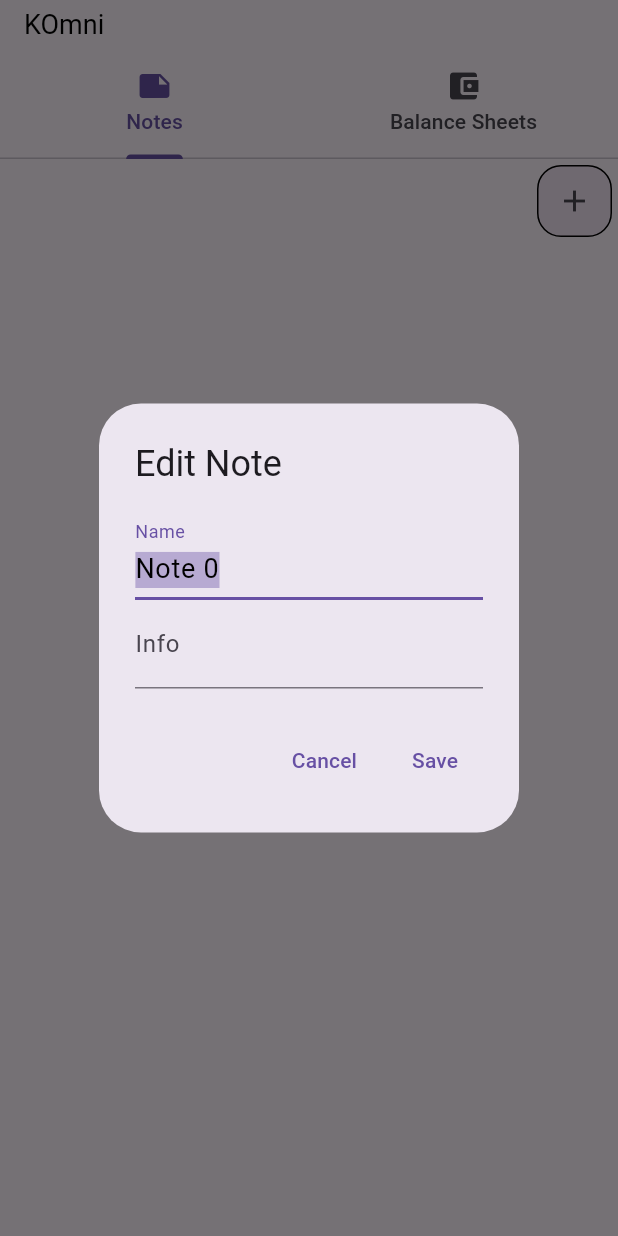
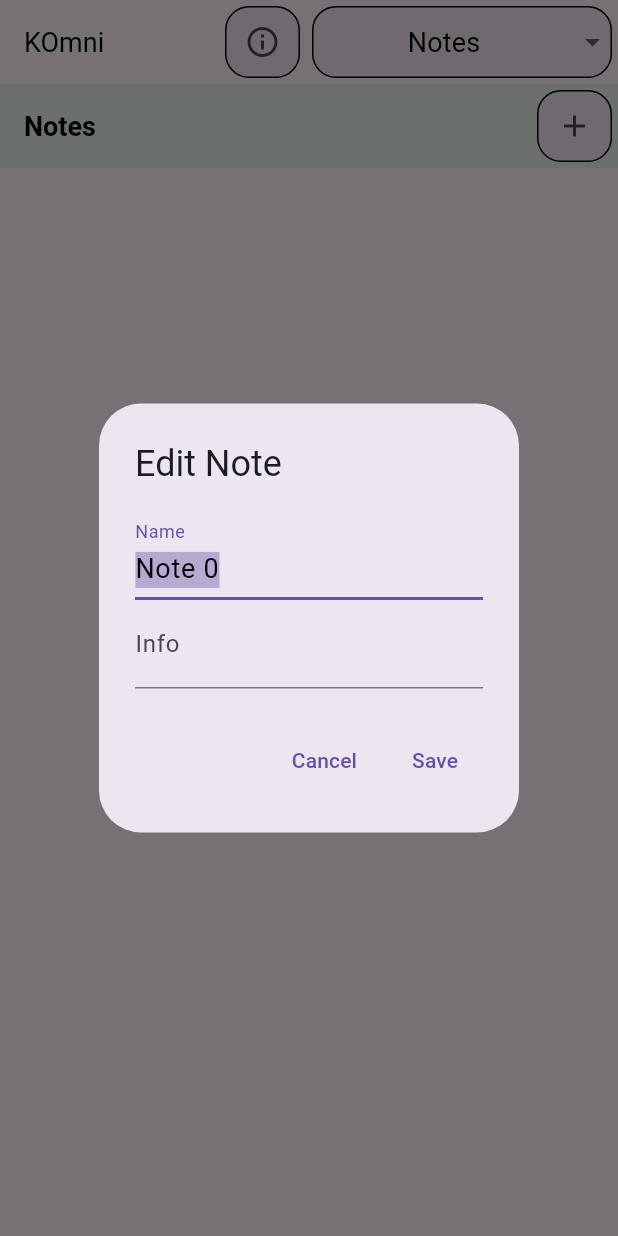
Before and after one commit to cattabiani/komni, a Flutter app: the screen it shows after launch, after a tap on the "add" icon, on a phone screen of 412 x 824 dp. Run offline on Flutter 3.47's test engine with Material 3 defaults, Android fonts, the phone set to English and light mode, and no system bars; our stand-ins replace file_picker, hive, hive_flutter, permission_handler; missing offline and left inert: youtube_explode_dart; accounts and stored records are empty.

Commit message:
youtube downloads

```diff
--- a/lib/models/storage.dart
+++ b/lib/models/storage.dart
@@ -10,9 +10,15 @@ class KStorage {
   List<KNote> notes = [];
   @HiveField(1)
   List<KBalanceSheet> balanceSheets = [];
+  @HiveField(2)
+  int initScreen = 0;
+  @HiveField(3)
+  String downloadPath = "";
 
-  KStorage(this.notes, this.balanceSheets);
+  KStorage(this.notes, this.balanceSheets, this.initScreen, this.downloadPath);
   KStorage.defaults()
       : notes = [],
-        balanceSheets = [];
+        balanceSheets = [],
+        initScreen = 0,
+        downloadPath = "";
 }
--- a/lib/ui/screens/balance_sheet_list_screen.dart
+++ b/lib/ui/screens/balance_sheet_list_screen.dart
@@ -29,7 +29,10 @@ class _KBalanceSheetListScreenState extends State<KBalanceSheetListScreen> {
   @override
   Widget build(BuildContext context) {
     return Scaffold(
-      appBar: AppBar(actions: [
+      appBar: AppBar(
+          backgroundColor: KStyles.stdGreen,
+          title: const Text('Balance Sheets', style: KStyles.boldTextStyle),
+          actions: [
             KStyles.stdButton(
                 onPressed: () {
                   final n = widget.storage.balanceSheets.length;
--- a/lib/ui/screens/home_screen.dart
+++ b/lib/ui/screens/home_screen.dart
@@ -3,41 +3,142 @@ import 'package:flutter/material.dart';
 import 'package:komni/models/storage.dart';
 import 'package:komni/ui/screens/note_list_screen.dart';
 import 'package:komni/ui/screens/balance_sheet_list_screen.dart';
+import 'package:komni/ui/screens/youtube_download_screen.dart';
 import 'package:komni/utils/styles.dart';
 
-class KHomeScreen extends StatelessWidget {
+class KHomeScreen extends StatefulWidget {
   final KStorage storage;
-  // final Future<void> Function() saveFun;
 
-  const KHomeScreen(
-      {super.key, required this.storage}); //, required this.saveFun});
+  const KHomeScreen({super.key, required this.storage});
 
   @override
+  State<KHomeScreen> createState() => _KHomeScreenState();
+}
+
+// with SaveStateMixin<KHomeScreen>
+class _KHomeScreenState extends State<KHomeScreen> {
+  @override
   Widget build(BuildContext context) {
-    return DefaultTabController(
-      length: 2,
-      child: Scaffold(
-        appBar: AppBar(
-          title: const Text('KOmni', style: KStyles.stdTextStyle),
-          bottom: const PreferredSize(
-            preferredSize: Size.fromHeight(50),
-            child: TabBar(
-              tabs: [
-                Tab(icon: Icon(Icons.note), text: 'Notes'),
-                Tab(
-                    icon: Icon(Icons.account_balance_wallet),
-                    text: 'Balance Sheets'),
-              ],
-            ),
-          ),
-        ),
-        body: TabBarView(
-          children: [
-            KNoteListScreen(storage: storage), //, saveFun: saveFun),
-            KBalanceSheetListScreen(storage: storage)
-          ],
-        ),
+    return Scaffold(
+      appBar: AppBar(
+        title: const Text('KOmni', style: KStyles.stdTextStyle),
+        actions: [
+          KStyles.stdButton(
+              onPressed: () {
+                showAboutDialog(
+                  context: context,
+                  applicationName: 'KOmni',
+                  applicationVersion: '1.0.0',
+                  applicationIcon: const FlutterLogo(size: 50),
+                  applicationLegalese: '© 2024 Katta',
+                );
+              },
+              icon: const Icon(Icons.info_outline)),
+          Container(
+              margin: KStyles.stdEdgeInset,
+              decoration: KStyles.stdBoxDecoration(16.0),
+              constraints: const BoxConstraints(maxWidth: 200),
+              child: DropdownButtonHideUnderline(
+                  child: DropdownButton<int>(
+                value: widget.storage.initScreen,
+                items: const [
+                  DropdownMenuItem<int>(
+                      alignment: Alignment.center,
+                      value: 0,
+                      child: Text("Notes", style: KStyles.stdTextStyle)),
+                  DropdownMenuItem<int>(
+                      alignment: Alignment.center,
+                      value: 1,
+                      child:
+                          Text("Balance Sheets", style: KStyles.stdTextStyle)),
+                  DropdownMenuItem<int>(
+                      alignment: Alignment.center,
+                      value: 2,
+                      child: Text("Youtube Download",
+                          style: KStyles.stdTextStyle)),
+                ],
+                onChanged: (int? newValue) {
+                  setState(() {
+                    widget.storage.initScreen = newValue!;
+                  });
+                },
+                isExpanded: true,
+              ))),
+        ],
       ),
+      body: _getSelectedScreen(),
     );
   }
+
+  Widget _getSelectedScreen() {
+    switch (widget.storage.initScreen) {
+      case 1:
+        return KBalanceSheetListScreen(storage: widget.storage);
+      case 2:
+        return KYoutubeDownloadScreen(storage: widget.storage);
+      case 0:
+      default:
+        return KNoteListScreen(storage: widget.storage);
+    }
+  }
 }
+
+// import 'package:flutter/material.dart';
+
+// import 'package:komni/models/storage.dart';
+// import 'package:komni/ui/screens/note_list_screen.dart';
+// import 'package:komni/ui/screens/balance_sheet_list_screen.dart';
+// import 'package:komni/ui/screens/youtube_download_screen.dart';
+// import 'package:komni/utils/styles.dart';
+
+// class KHomeScreen extends StatelessWidget {
+//   final KStorage storage;
+//   // final Future<void> Function() saveFun;
+
+//   const KHomeScreen(
+//       {super.key, required this.storage}); //, required this.saveFun});
+
+//   @override
+//   Widget build(BuildContext context) {
+//     return DefaultTabController(
+//       length: 3,
+//       child: Scaffold(
+//         appBar: AppBar(
+//           title: const Text('KOmni', style: KStyles.stdTextStyle),
+//           actions: [
+//             KStyles.stdButton(
+//                 onPressed: () {
+//                   showAboutDialog(
+//                     context: context,
+//                     applicationName: 'KOmni',
+//                     applicationVersion: '1.0.0',
+//                     applicationIcon: const FlutterLogo(size: 50),
+//                     applicationLegalese: '© 2024 Katta',
+//                   );
+//                 },
+//                 icon: const Icon(Icons.info_outline))
+//           ],
+//           bottom: const PreferredSize(
+//             preferredSize: Size.fromHeight(70),
+//             child: TabBar(
+//               tabs: [
+//                 Tab(icon: Icon(Icons.note), text: 'Notes'),
+//                 Tab(
+//                     icon: Icon(Icons.account_balance_wallet),
+//                     text: 'Balance Sheets'),
+//                 Tab(icon: Icon(Icons.download), text: 'Youtube Download'),
+//               ],
+//             ),
+//           ),
+//         ),
+//         body: TabBarView(
+//           children: [
+//             KNoteListScreen(storage: storage),
+//             KBalanceSheetListScreen(storage: storage),
+//             KYoutubeDownloadScreen(storage: storage)
+//           ],
+//         ),
+//       ),
+//     );
+//   }
+// }
--- a/lib/ui/screens/note_list_screen.dart
+++ b/lib/ui/screens/note_list_screen.dart
@@ -31,7 +31,10 @@ class _KNoteListScreenState extends State<KNoteListScreen> {
   @override
   Widget build(BuildContext context) {
     return Scaffold(
-      appBar: AppBar(actions: [
+      appBar: AppBar(
+          backgroundColor: KStyles.stdGreen,
+          title: const Text('Notes', style: KStyles.boldTextStyle),
+          actions: [
             KStyles.stdButton(
                 onPressed: () async {
                   final n = widget.storage.notes.length;
--- a/lib/ui/screens/partial_settle_screen.dart
+++ b/lib/ui/screens/partial_settle_screen.dart
@@ -1,9 +1,7 @@
 import 'package:flutter/material.dart';
 import 'package:komni/models/balance_sheet.dart';
-import 'package:komni/models/transaction.dart';
 import 'package:komni/utils/styles.dart';
 import 'package:komni/utils/utils.dart';
-import 'package:komni/ui/screens/edit_list_screen.dart';
 
 class KPartialSettleScreen extends StatefulWidget {
   final KBalanceSheet balanceSheet;
--- a/lib/ui/widgets/database.dart
+++ b/lib/ui/widgets/database.dart
@@ -17,6 +17,7 @@ class KDatabase extends StatefulWidget {
     Hive.registerAdapter(KBalanceSheetAdapter());
     Hive.registerAdapter(KBalanceSheetResultsAdapter());
     Hive.registerAdapter(KTransactionAdapter());
+
     // await Hive.deleteBoxFromDisk('KOmniBox');
     await Hive.openBox<KStorage>('KOmniBox');
   }
--- a/pubspec.yaml
+++ b/pubspec.yaml
@@ -32,6 +32,11 @@ dependencies:
     sdk: flutter
   hive: any
   hive_flutter: any
+  youtube_explode_dart: any
+  path_provider: any
+  permission_handler: any
+  file_picker: any
+  path: any
 
 
   # The following adds the Cupertino Icons font to your application.
```
Also changed, not shown: lib/ui/screens/youtube_download_screen.dart (added, +246 -0 lines), lib/utils/utils.dart (+40 -0 lines), lib/models/storage.g.dart, pubspec.lock, 3 other files. Lines whose indentation alone changed are shown as unchanged.
